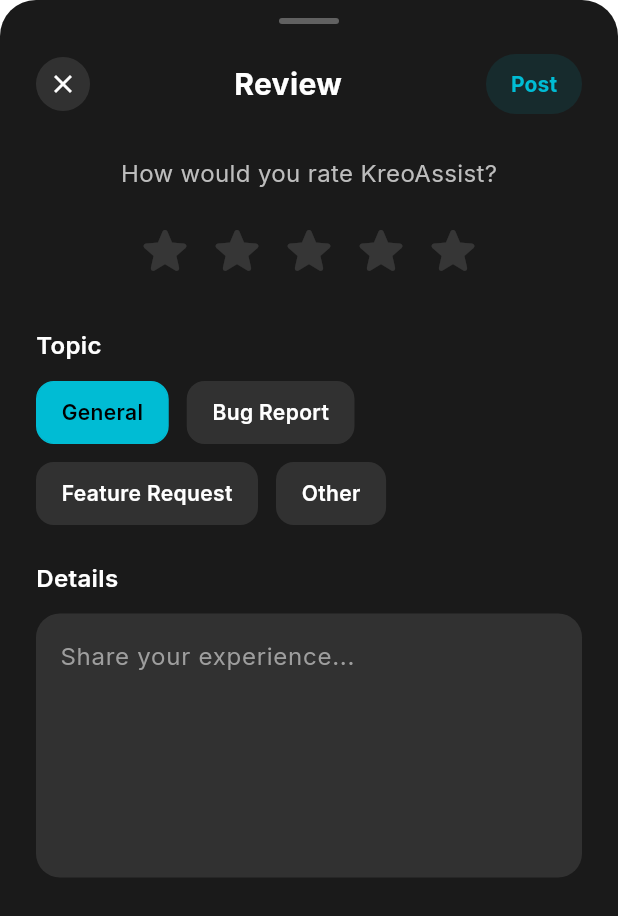
After one commit to workbhaveshpandey-create/kreoassist, a Flutter app: the FeedbackSheet screen opened directly, on a phone screen of 412 x 824 dp. The commit adds this screen. Shown: the top 916 px of the screen. Run offline on Flutter 3.47's test engine with Material 3 defaults, Android fonts, the light colour scheme and no system bars; drawn by our look-alikes of flutter_rating_bar; our stand-ins replace audioplayers, cloud_firestore, firebase_core, flutter_animate, flutter_local_notifications, flutter_map and 8 more; missing offline and left inert: background_downloader, flutter_displaymode, flutter_map_tile_caching, flutter_phone_direct_caller, record, torch_light and 1 more; accounts and stored records are empty; statements that could not run were skipped.

Commit message:
v1.9.2 Release: Fixed Mesh Network user count & Polished Feedback UI

```diff
--- /dev/null
+++ b/lib/features/emergency_dashboard/presentation/screens/feedback_sheet.dart
@@ -0,0 +1,307 @@
+import 'package:flutter/material.dart';
+import 'package:flutter_rating_bar/flutter_rating_bar.dart';
+import 'package:flutter_riverpod/flutter_riverpod.dart';
+import 'package:flutter_animate/flutter_animate.dart';
+import 'package:shared_preferences/shared_preferences.dart';
+import '../../../../core/services/toast_service.dart';
+import '../../../../core/services/feedback_service.dart';
+
+class FeedbackSheet extends ConsumerStatefulWidget {
+  const FeedbackSheet({super.key});
+
+  @override
+  ConsumerState<FeedbackSheet> createState() => _FeedbackSheetState();
+}
+
+class _FeedbackSheetState extends ConsumerState<FeedbackSheet> {
+  double _rating = 0;
+  String _category = 'General';
+  final TextEditingController _commentController = TextEditingController();
+  bool _isSubmitting = false;
+  bool _isClosing = false; // Controls exit animation
+
+  final List<String> _categories = [
+    'General',
+    'Bug Report',
+    'Feature Request',
+    'Other'
+  ];
+
+  @override
+  void dispose() {
+    _commentController.dispose();
+    super.dispose();
+  }
+
+  Future<void> _submitFeedback() async {
+    if (_rating == 0) {
+      ToastService.showError("Please rate your experience.");
+      return;
+    }
+
+    if (_commentController.text.trim().isEmpty) {
+      ToastService.showError("Please briefly describe your thoughts.");
+      return;
+    }
+
+    setState(() => _isSubmitting = true);
+
+    try {
+      final prefs = await SharedPreferences.getInstance();
+      final userId = prefs.getString('userId') ?? 'unknown_user';
+      final username = prefs.getString('username') ?? 'Anonymous';
+
+      final service = FeedbackService();
+      await service.submitFeedback(
+        rating: _rating.toInt(),
+        category: _category,
+        message: _commentController.text.trim(),
+        userId: userId,
+        username: username,
+      );
+
+      await prefs.setBool('has_submitted_feedback', true);
+
+      if (mounted) {
+        setState(() {
+          _isClosing = true;
+          _isSubmitting = false;
+        });
+
+        await Future.delayed(const Duration(milliseconds: 500));
+
+        if (mounted) {
+          Navigator.pop(context, true);
+        }
+      }
+    } catch (e) {
+      if (mounted) {
+        setState(() => _isSubmitting = false);
+        ToastService.showError("Submission failed. Please try again.");
+      }
+    }
+  }
+
+  @override
+  Widget build(BuildContext context) {
+    return Container(
+      decoration: const BoxDecoration(
+        color: Color(0xFF1A1A1A),
+        borderRadius: BorderRadius.only(
+          topLeft: Radius.circular(24),
+          topRight: Radius.circular(24),
+        ),
+      ),
+      child: Scaffold(
+        backgroundColor: Colors.transparent,
+        resizeToAvoidBottomInset: true,
+        body: AnimatedOpacity(
+          duration: const Duration(milliseconds: 400),
+          curve: Curves.easeIn,
+          opacity: _isClosing ? 0.0 : 1.0,
+          child: AnimatedSlide(
+            duration: const Duration(milliseconds: 400),
+            curve: Curves.easeIn,
+            offset: _isClosing ? const Offset(0, 0.1) : Offset.zero,
+            child: Column(
+              mainAxisSize: MainAxisSize.min,
+              children: [
+                // Drag Handle
+                Center(
+                  child: Container(
+                    margin: const EdgeInsets.only(top: 12),
+                    width: 40,
+                    height: 4,
+                    decoration: BoxDecoration(
+                      color: Colors.grey[700],
+                      borderRadius: BorderRadius.circular(2),
+                    ),
+                  ),
+                ),
+
+                // Header Row
+                Padding(
+                  padding: const EdgeInsets.fromLTRB(24, 16, 24, 0),
+                  child: Row(
+                    mainAxisAlignment: MainAxisAlignment.spaceBetween,
+                    children: [
+                      TextButton(
+                        onPressed: () => Navigator.pop(context),
+                        style: TextButton.styleFrom(
+                          padding: EdgeInsets.zero,
+                          minimumSize: const Size(0, 0),
+                          tapTargetSize: MaterialTapTargetSize.shrinkWrap,
+                        ),
+                        child: Container(
+                          padding: const EdgeInsets.all(8),
+                          decoration: BoxDecoration(
+                            color: Colors.white10,
+                            shape: BoxShape.circle,
+                          ),
+                          child: const Icon(Icons.close,
+                              color: Colors.white, size: 20),
+                        ),
+                      ),
+                      const Text(
+                        "Review",
+                        style: TextStyle(
+                          fontSize: 20,
+                          fontWeight: FontWeight.bold,
+                          color: Colors.white,
+                        ),
+                      ),
+                      TextButton(
+                        onPressed: _isSubmitting || _isClosing
+                            ? null
+                            : _submitFeedback,
+                        style: TextButton.styleFrom(
+                          foregroundColor: const Color(0xFF00BCD4),
+                          padding: const EdgeInsets.symmetric(
+                              horizontal: 16, vertical: 8),
+                          shape: RoundedRectangleBorder(
+                            borderRadius: BorderRadius.circular(20),
+                          ),
+                          backgroundColor:
+                              const Color(0xFF00BCD4).withOpacity(0.1),
+                        ),
+                        child: _isSubmitting
+                            ? const SizedBox(
+                                width: 16,
+                                height: 16,
+                                child: CircularProgressIndicator(
+                                    strokeWidth: 2, color: Color(0xFF00BCD4)))
+                            : const Text("Post",
+                                style: TextStyle(fontWeight: FontWeight.bold)),
+                      ),
+                    ],
+                  ),
+                ),
+
+                Flexible(
+                  child: SingleChildScrollView(
+                    padding: const EdgeInsets.all(24),
+                    child: Column(
+                      crossAxisAlignment: CrossAxisAlignment.stretch,
+                      children: [
+                        Center(
+                          child: Text(
+                            "How would you rate KreoAssist?",
+                            style: TextStyle(
+                                color: Colors.grey[400], fontSize: 16),
+                          ),
+                        ),
+                        const SizedBox(height: 20),
+                        Center(
+                          child: RatingBar.builder(
+                            initialRating: _rating,
+                            minRating: 1,
+                            direction: Axis.horizontal,
+                            allowHalfRating: false,
+                            itemCount: 5,
+                            itemPadding:
+                                const EdgeInsets.symmetric(horizontal: 4.0),
+                            itemBuilder: (context, _) => const Icon(
+                              Icons.star_rounded,
+                              color: Color(0xFFFFD700),
+                            ),
+                            onRatingUpdate: (rating) {
+                              setState(() => _rating = rating);
+                            },
+                            unratedColor: Colors.white12,
+                            glow: false,
+                          ),
+                        ),
+                        const SizedBox(height: 32),
+                        Text(
+                          "Topic",
+                          style: TextStyle(
+                            color: Colors.white,
+                            fontWeight: FontWeight.w600,
+                            fontSize: 16,
+                          ),
+                        ),
+                        const SizedBox(height: 12),
+                        Wrap(
+                          spacing: 12,
+                          runSpacing: 12,
+                          children: _categories.map((cat) {
+                            final isSelected = _category == cat;
+                            return GestureDetector(
+                              onTap: () => setState(() => _category = cat),
+                              child: AnimatedContainer(
+                                duration: const Duration(milliseconds: 200),
+                                padding: const EdgeInsets.symmetric(
+                                    horizontal: 16, vertical: 10),
+                                decoration: BoxDecoration(
+                                  color: isSelected
+                                      ? const Color(0xFF00BCD4)
+                                      : Colors.white10,
+                                  borderRadius: BorderRadius.circular(12),
+                                  border: Border.all(
+                                    color: isSelected
+                                        ? const Color(0xFF00BCD4)
+                                        : Colors.transparent,
+                                  ),
+                                ),
+                                child: Text(
+                                  cat,
+                                  style: TextStyle(
+                                    color: isSelected
+                                        ? Colors.black
+                                        : Colors.white,
+                                    fontWeight: FontWeight.w600,
+                                    fontSize: 14,
+                                  ),
+                                ),
+                              ),
+                            );
+                          }).toList(),
+                        ),
+                        const SizedBox(height: 24),
+                        Text(
+                          "Details",
+                          style: TextStyle(
+                            color: Colors.white,
+                            fontWeight: FontWeight.w600,
+                            fontSize: 16,
+                          ),
+                        ),
+                        const SizedBox(height: 12),
+                        Container(
+                          decoration: BoxDecoration(
+                            color: Colors.white10,
+                            borderRadius: BorderRadius.circular(16),
+                          ),
+                          child: TextField(
+                            controller: _commentController,
+                            maxLines: 6,
+                            style: const TextStyle(color: Colors.white),
+                            decoration: InputDecoration(
+                              hintText: "Share your experience...",
+                              hintStyle: TextStyle(color: Colors.grey[500]),
+                              border: InputBorder.none,
+                              contentPadding: const EdgeInsets.all(16),
+                            ),
+                          ),
+                        ),
+                        SizedBox(
+                            height: MediaQuery.of(context).padding.bottom + 20),
+                      ]
+                          .animate(interval: 50.ms)
+                          .fadeIn(duration: 400.ms, curve: Curves.easeOut)
+                          .slideY(
+                              begin: 0.1,
+                              end: 0,
+                              duration: 400.ms,
+                              curve: Curves.easeOut),
+                    ),
+                  ),
+                ),
+              ],
+            ),
+          ),
+        ),
+      ),
+    );
+  }
+}
--- a/lib/features/emergency_dashboard/presentation/screens/mesh_screen.dart
+++ b/lib/features/emergency_dashboard/presentation/screens/mesh_screen.dart
@@ -320,7 +320,7 @@
                               const Icon(Icons.people,
                                   color: Colors.white70, size: 16),
                               const SizedBox(width: 6),
-                              Text("${connectedEndpoints.length}",
+                              Text("${meshState.onlinePeers.length}",
                                   style: const TextStyle(
                                       color: Colors.white,
                                       fontWeight: FontWeight.bold)),
--- a/lib/main.dart
+++ b/lib/main.dart
@@ -3,7 +3,9 @@
 import 'package:flutter_riverpod/flutter_riverpod.dart';
 import 'package:google_fonts/google_fonts.dart';
 import 'package:flutter_displaymode/flutter_displaymode.dart';
+import 'package:flutter_displaymode/flutter_displaymode.dart';
 import 'package:workmanager/workmanager.dart';
+import 'package:firebase_core/firebase_core.dart';
 
 import 'core/services/update_service.dart';
 import 'features/emergency_dashboard/presentation/screens/startup_screen.dart';
@@ -21,6 +23,7 @@
 
 void main() async {
   WidgetsFlutterBinding.ensureInitialized();
+  await Firebase.initializeApp();
 
   // Initialize Background Worker
   Workmanager().initialize(
```
Also changed, not shown: lib/core/services/feedback_service.dart (added, +33 -0 lines), lib/core/services/toast_service.dart (+15 -12 lines), lib/features/emergency_dashboard/presentation/screens/home_screen.dart (+51 -0 lines), pubspec.yaml (+6 -1 lines), version.json (+4 -4 lines), pubspec.lock, 1 other file.
